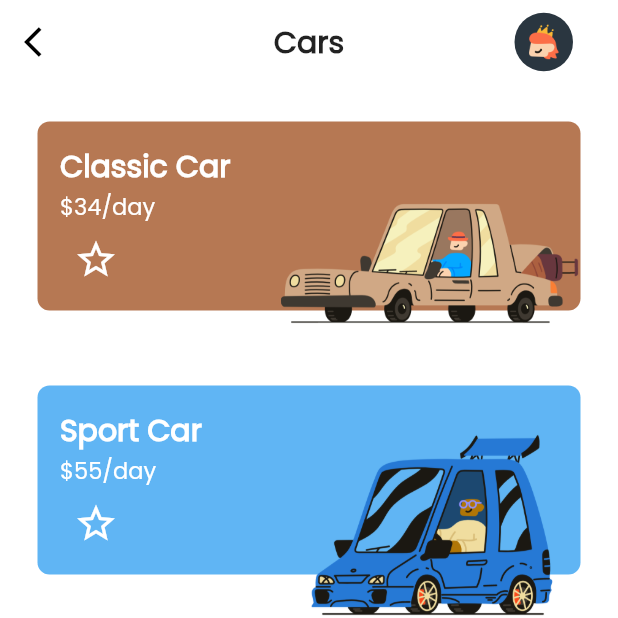
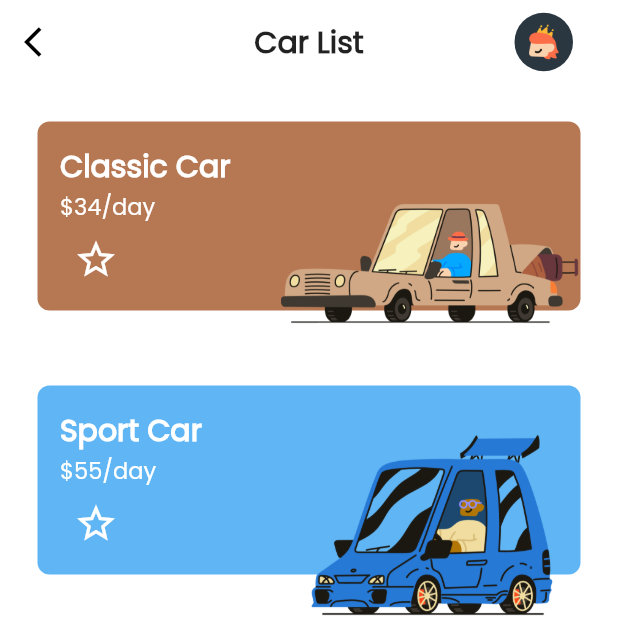
Before and after one commit to AkiraDT/OB-Flutter, a Flutter app: the CarListScreen screen opened by its route, after a tap on the "star border" icon, on a phone screen of 412 x 824 dp, the top half of it. Run offline on Flutter 3.47's test engine with Material 2 defaults, Android fonts, the phone set to English and light mode, and no system bars; our stand-ins replace flutter_riverpod.

Commit message:
tidy up day 2

```diff
--- a/lib/car_list/car_list_screen.dart
+++ b/lib/car_list/car_list_screen.dart
@@ -1,4 +1,5 @@
 import 'package:daily_task/car_list/car_list_view_model.dart';
+import 'package:daily_task/core/common/car_app_bar.dart';
 import 'package:flutter/cupertino.dart';
 import 'package:flutter/material.dart';
 import 'package:flutter_riverpod/flutter_riverpod.dart';
@@ -7,45 +8,8 @@ class CarListScreen extends ConsumerWidget {
   @override
   Widget build(BuildContext context, ScopedReader watch) {
     final _carList = watch(CarListProvider);
-    context.read(CarListProvider.notifier).initializeData();
     return Scaffold(
-        appBar: AppBar(
-          leading: GestureDetector(
-            onTap: () => {Navigator.pop(context)},
-            child: Icon(
-              Icons.arrow_back_ios,
-            ),
-          ),
-          title: Text(
-            'Cars',
-            style: TextStyle(
-              fontWeight: FontWeight.bold,
-            ),
-          ),
-          centerTitle: true,
-          shadowColor: Colors.transparent,
-          actions: [
-            Container(
-              height: 39,
-              width: 39,
-              margin: EdgeInsets.only(right: 30),
-              decoration: BoxDecoration(
-                shape: BoxShape.circle,
-                color: Color(0xff2A3640),
-              ),
-              child: Row(
-                mainAxisAlignment: MainAxisAlignment.center,
-                children: [
-                  Image.asset(
-                    "assets/image/user.png",
-                    height: 24,
-                    width: 24,
-                  )
-                ],
-              ),
-            )
-          ],
-        ),
+        appBar: CarAppBar('Car List'),
         body: ListView.builder(
             shrinkWrap: true,
             itemCount: _carList.length,
--- a/lib/car_list/car_list_view_model.dart
+++ b/lib/car_list/car_list_view_model.dart
@@ -1,43 +1,24 @@
 
+import 'package:daily_task/core/models/car_model.dart';
+import 'package:daily_task/core/services/car_service.dart';
 import 'package:flutter_riverpod/all.dart';
 
 final CarListProvider =
-    StateNotifierProvider<CarListState, List>((ref) => CarListState());
+    StateNotifierProvider<CarListState, List<Car>>((ref) => CarListState(ref.read(CarServiceProvider)));
 
-class Car {
-  String name;
-  String price;
-  String image;
-  int color;
-  bool isFavorite;
+class CarListState extends StateNotifier<List<Car>> {
+  final CarService _carService;
+  CarListState(this._carService) : super([]){
+    initialize();
+  }
 
-  Car(this.name, this.price, this.image, this.color, this.isFavorite);
-
-}
-
-List carsState = [];
-
-class CarListState extends StateNotifier<List> {
-  CarListState() : super(carsState);
-
-  void initializeData() {
-    if (carsState.length == 0) {
-      carsState.add(Car('Classic Car', '\$34/day', 'assets/image/car_classic.png', 0xFFB67853, false));
-      carsState.add(Car('Sport Car', '\$55/day', 'assets/image/car_sport.png', 0xFF60B5F4, false));
-      carsState.add(Car('Flying Car', '\$500/day', 'assets/image/car_flying.png', 0xFF8382C2, false));
-      carsState.add(Car('Electric Car', '\$45/day', 'assets/image/car_electric.png', 0xFF2A3640, false));
-    }
+  void initialize() {
+    state = _carService.fetchCar();
   }
 
   void favorited(index) {
-    carsState[index].isFavorite = !carsState[index].isFavorite;
-    state = carsState;
+    _carService.setFavorite(index);
+    state = _carService.fetchCar();
   }
 
-  void getDataFromDetail(params) {
-    int index = carsState.indexWhere((el) => el.name == params.name);
-    print(index);
-    carsState[index].isFavorite = params.isFavorite;
-    state = carsState;
-  }
 }
--- a/lib/core/common/car_app_bar.dart
+++ b/lib/core/common/car_app_bar.dart
@@ -1,7 +1,13 @@
 import 'package:flutter/cupertino.dart';
 import 'package:flutter/material.dart';
 
-class CarAppBar extends StatelessWidget{
+class CarAppBar extends StatelessWidget implements PreferredSizeWidget{
+  final toolbarHeight;
+  final bottom;
+  String title;
+
+  CarAppBar(this.title, {Key? key, this.toolbarHeight, this.bottom}) : super(key: key);
+
   @override
   Widget build(BuildContext context) {
     return AppBar(
@@ -12,7 +18,7 @@ class CarAppBar extends StatelessWidget{
         ),
       ),
       title: Text(
-        'Cars',
+        this.title,
         style: TextStyle(
           fontWeight: FontWeight.bold,
         ),
@@ -43,4 +49,8 @@ class CarAppBar extends StatelessWidget{
     );
   }
 
+  @override
+  // TODO: implement preferredSize
+  Size get preferredSize => Size.fromHeight(toolbarHeight ?? kToolbarHeight + (bottom?.preferredSize.height ?? 0.0));
+
 }
--- /dev/null
+++ b/lib/core/models/car_model.dart
@@ -0,0 +1,10 @@
+class Car {
+  final String name;
+  final String price;
+  final String image;
+  final int color;
+  final bool isFavorite;
+
+  Car(this.name, this.price, this.image, this.color, this.isFavorite);
+
+}
--- /dev/null
+++ b/lib/core/services/car_service.dart
@@ -0,0 +1,22 @@
+import 'package:daily_task/core/models/car_model.dart';
+import 'package:flutter_riverpod/flutter_riverpod.dart';
+
+final CarServiceProvider = Provider<CarService>((ref) => CarService());
+
+class CarService {
+  List<Car> carState = [
+    Car('Classic Car', '\$34/day', 'assets/image/car_classic.png', 0xFFB67853, false),
+    Car('Sport Car', '\$55/day', 'assets/image/car_sport.png', 0xFF60B5F4, false),
+    Car('Flying Car', '\$500/day', 'assets/image/car_flying.png', 0xFF8382C2, false),
+    Car('Electric Car', '\$45/day', 'assets/image/car_electric.png', 0xFF2A3640, false),
+  ];
+
+  void setFavorite(index) {
+    Car newCar = new Car(carState[index].name, carState[index].price, carState[index].image, carState[index].color, !carState[index].isFavorite);
+    carState[index] = newCar;
+  }
+
+  List<Car> fetchCar() {
+    return carState;
+  }
+}
```
Also changed, not shown: lib/car_detail/car_detail_screen.dart (+3 -37 lines).
